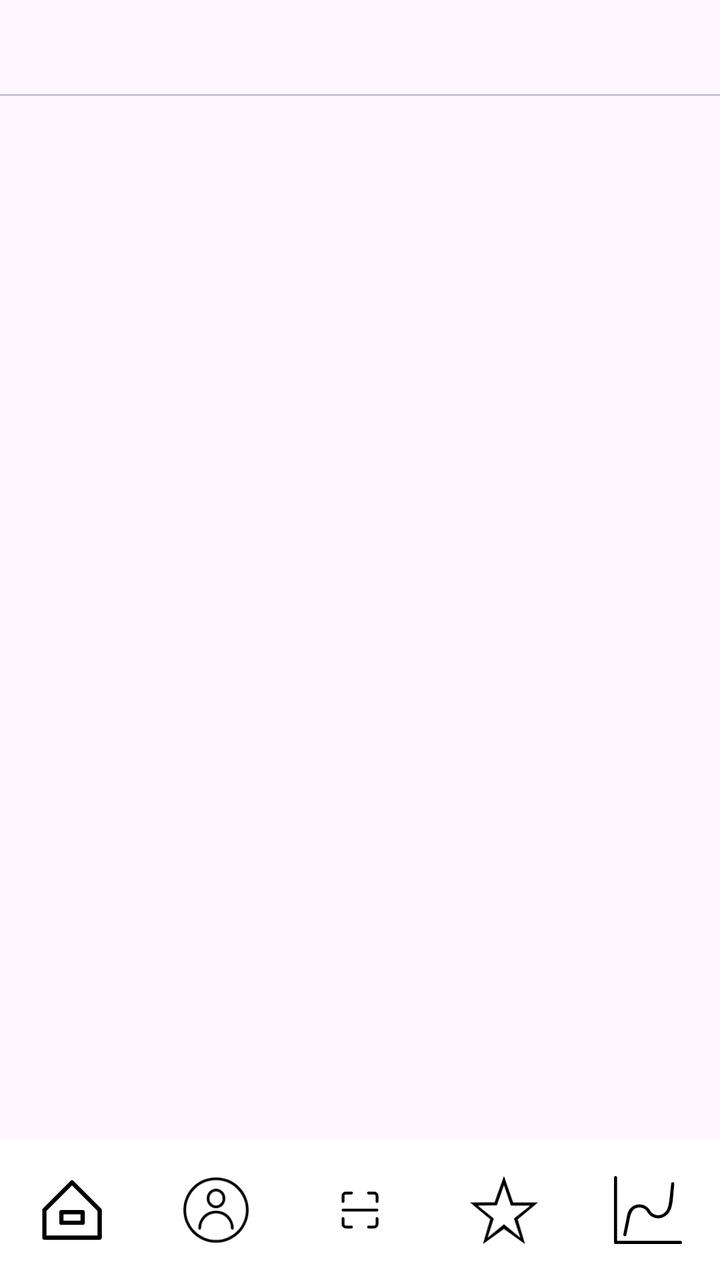
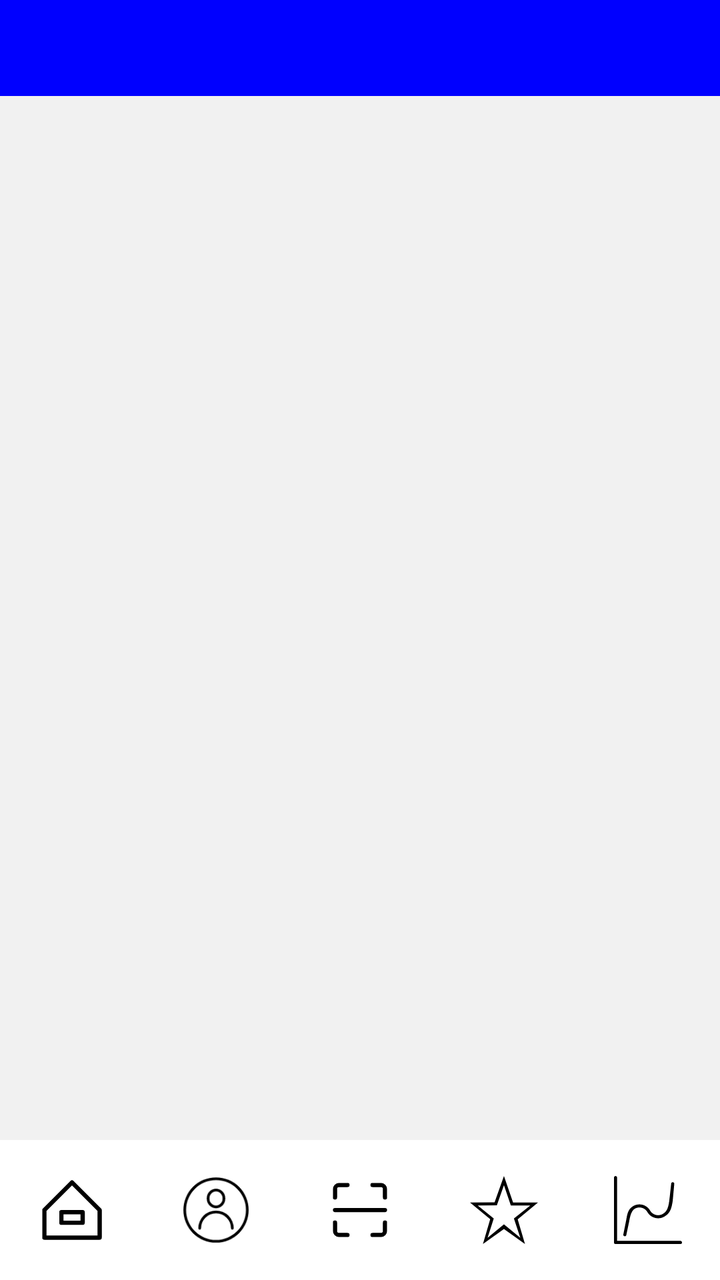

Compare the two renders of this Android layout. The source of the first and the diff that turns it into the second are given below.
<!-- AndroidManifest.xml: application theme Theme.Diplom -->
<!-- res/layout/activity_statistics.xml -->
<?xml version="1.0" encoding="utf-8"?>
<LinearLayout xmlns:android="http://schemas.android.com/apk/res/android"
    xmlns:app="http://schemas.android.com/apk/res-auto"
    android:orientation="vertical"
    android:layout_width="match_parent"
    android:layout_height="match_parent">


    <com.google.android.material.tabs.TabLayout
        android:id="@+id/statsTabLayout"
        android:layout_width="match_parent"
        android:layout_height="wrap_content"
        app:tabIndicatorFullWidth="false"/>


    <androidx.viewpager2.widget.ViewPager2
        android:id="@+id/statsViewPager"
        android:layout_width="match_parent"
        android:layout_height="0dp"
        android:layout_weight="1"/>

    <LinearLayout
        android:id="@+id/bottomBar"
        android:layout_width="match_parent"
        android:layout_height="70dp"
        android:orientation="horizontal"
        android:background="#FFFFFF"
        android:weightSum="5"
        android:gravity="center">

        <ImageView
            android:id="@+id/home"
            android:layout_width="0dp"
            android:layout_height="match_parent"
            android:layout_weight="1"
            android:src="@drawable/home"
            android:padding="18dp"
            android:clickable="true"
            android:focusable="true"/>

        <ImageView
            android:id="@+id/fav"
            android:layout_width="0dp"
            android:layout_height="match_parent"
            android:layout_weight="1"
            android:src="@drawable/person"
            android:padding="18dp"
            android:clickable="true"
            android:focusable="true"/>

        <ImageView
            android:id="@+id/scan"
            android:layout_width="0dp"
            android:layout_height="match_parent"
            android:layout_weight="1"
            android:src="@drawable/code"
            android:padding="18dp"
            android:clickable="true"
            android:focusable="true"/>

        <ImageView
            android:id="@+id/food"
            android:layout_width="0dp"
            android:layout_height="match_parent"
            android:layout_weight="1"
            android:src="@drawable/favor"
            android:padding="18dp"
            android:clickable="true"
            android:focusable="true"/>

        <ImageView
            android:id="@+id/stats"
            android:layout_width="0dp"
            android:layout_height="match_parent"
            android:layout_weight="1"
            android:src="@drawable/stat"
            android:padding="18dp"
            android:clickable="true"
            android:focusable="true"/>
    </LinearLayout>

</LinearLayout>
<!-- resources referenced by this layout -->
<resources>
  <!-- drawable code (drawable) -->
  <vector xmlns:android="http://schemas.android.com/apk/res/android"
      android:width="24dp"
      android:height="24dp"
      android:viewportWidth="24"
      android:viewportHeight="24">
    <path
        android:strokeWidth="1"
        android:pathData="M9,6H7A1,1 0,0 0,6 7V9"
        android:strokeLineJoin="round"
        android:fillColor="#00000000"
        android:strokeColor="#000"
        android:strokeLineCap="round"/>
    <path
        android:strokeWidth="1"
        android:pathData="M15,6h2a1,1 0,0 1,1 1V9"
        android:strokeLineJoin="round"
        android:fillColor="#00000000"
        android:strokeColor="#000"
        android:strokeLineCap="round"/>
    <path
        android:strokeWidth="1"
        android:pathData="M18,15v2a1,1 0,0 1,-1 1H15"
        android:strokeLineJoin="round"
        android:fillColor="#00000000"
        android:strokeColor="#000"
        android:strokeLineCap="round"/>
    <path
        android:strokeWidth="1"
        android:pathData="M9,18H7a1,1 0,0 1,-1 -1V15"
        android:strokeLineJoin="round"
        android:fillColor="#00000000"
        android:strokeColor="#000"
        android:strokeLineCap="round"/>
    <path
        android:strokeWidth="1"
        android:pathData="M6,12L18,12"
        android:strokeLineJoin="round"
        android:fillColor="#00000000"
        android:strokeColor="#000"
        android:strokeLineCap="round"/>
  </vector>
  <!-- drawable favor (drawable) -->
  <vector xmlns:android="http://schemas.android.com/apk/res/android"
      android:width="612dp"
      android:height="612dp"
      android:viewportWidth="612"
      android:viewportHeight="612">
    <path
        android:fillColor="#FF000000"
        android:pathData="M387.67,238.18L305.58,0l-84.43,236.26L0,238.18l181.82,150.94L116.47,612l189.11,-135.31L494.69,612l-65.37,-221.43L612,238.18H387.67zM452.96,556.06L305.58,434.66l-147.38,121.4l55.66,-173.48L69.54,265.66l172.14,-2.14l63.9,-180.4l62.01,182.54h174.86L395.24,382.56L452.96,556.06z"/>
  </vector>
  <!-- drawable home (drawable) -->
  <vector xmlns:android="http://schemas.android.com/apk/res/android"
      android:width="32dp"
      android:height="32dp"
      android:viewportWidth="32"
      android:viewportHeight="32">
    <path
        android:pathData="M29.71,15.29l-13,-13a1,1 0,0 0,-1.42 0l-13,13A1,1 0,0 0,2 16L2,29a1,1 0,0 0,1 1L29,30a1,1 0,0 0,1 -1L30,16A1,1 0,0 0,29.71 15.29ZM28,28L4,28L4,16.41l12,-12 12,12ZM10,17v5a1,1 0,0 0,1 1L21,23a1,1 0,0 0,1 -1L22,17a1,1 0,0 0,-1 -1L11,16A1,1 0,0 0,10 17ZM12,18h8v3L12,21Z"
        android:fillColor="#FF000000"/>
  </vector>
  <!-- drawable person (drawable) -->
  <vector xmlns:android="http://schemas.android.com/apk/res/android"
      android:width="50dp"
      android:height="50dp"
      android:viewportWidth="50"
      android:viewportHeight="50">
    <path
        android:fillColor="#FF000000"
        android:pathData="M25,1A24,24 0,1 0,49 25,24 24,0 0,0 25,1ZM25,47A22,22 0,1 1,47 25,22 22,0 0,1 25,47Z"/>
    <path
        android:fillColor="#FF000000"
        android:pathData="M25,25.41a13,13 0,0 0,-13 13,1 1,0 0,0 2,0 11,11 0,1 1,22 0,1 1,0 0,0 2,0A13,13 0,0 0,25 25.41Z"/>
    <path
        android:fillColor="#FF000000"
        android:pathData="M25,23.71a7,7 0,0 0,6.81 -7.2A7,7 0,0 0,25 9.3a7,7 0,0 0,-6.81 7.21A7,7 0,0 0,25 23.71ZM25,11.3a5,5 0,0 1,4.81 5.21A5,5 0,0 1,25 21.71a5,5 0,0 1,-4.81 -5.2A5,5 0,0 1,25 11.3Z"/>
  </vector>
  <style name="Theme.Diplom" parent="Base.Theme.Diplom" />
  <style name="Base.Theme.Diplom" parent="Theme.Material3.DayNight.NoActionBar">
          
          
      </style>
  <!-- unchanged entries left out for length: 1 -->
</resources>

<!-- the commit's change to res/layout/activity_statistics.xml (unified diff, before → after) -->
@@ -3,6 +3,7 @@
     xmlns:app="http://schemas.android.com/apk/res-auto"
     android:orientation="vertical"
     android:layout_width="match_parent"
+    android:background="#F1F1F1"
     android:layout_height="match_parent">
 
 
@@ -10,6 +11,10 @@
         android:id="@+id/statsTabLayout"
         android:layout_width="match_parent"
         android:layout_height="wrap_content"
+        android:background="#0000FF"
+        app:tabIndicatorColor="#FFFFFF"
+        app:tabTextColor="#BBFFFFFF"
+        app:tabSelectedTextColor="#FFFFFF"
         app:tabIndicatorFullWidth="false"/>
 
 
@@ -54,7 +59,7 @@
             android:layout_height="match_parent"
             android:layout_weight="1"
             android:src="@drawable/code"
-            android:padding="18dp"
+            android:padding="10dp"
             android:clickable="true"
             android:focusable="true"/>
 
<!-- resource entries referenced after the edit -->
@@ -2,41 +2,46 @@
 <resources>
   <!-- drawable code (drawable) -->
   <vector xmlns:android="http://schemas.android.com/apk/res/android"
-      android:width="24dp"
-      android:height="24dp"
-      android:viewportWidth="24"
-      android:viewportHeight="24">
+      android:width="36dp"
+      android:height="36dp"
+      android:viewportWidth="36"
+      android:viewportHeight="36">
+  
     <path
-        android:strokeWidth="1"
-        android:pathData="M9,6H7A1,1 0,0 0,6 7V9"
+        android:strokeWidth="1.5"
+        android:pathData="M13.5,9H10.5A1.5,1.5 0,0 0,9 10.5V13.5"
         android:strokeLineJoin="round"
         android:fillColor="#00000000"
         android:strokeColor="#000"
         android:strokeLineCap="round"/>
+  
     <path
-        android:strokeWidth="1"
-        android:pathData="M15,6h2a1,1 0,0 1,1 1V9"
+        android:strokeWidth="1.5"
+        android:pathData="M22.5,9h3a1.5,1.5 0,0 1,1.5 1.5V13.5"
         android:strokeLineJoin="round"
         android:fillColor="#00000000"
         android:strokeColor="#000"
         android:strokeLineCap="round"/>
+  
     <path
-        android:strokeWidth="1"
-        android:pathData="M18,15v2a1,1 0,0 1,-1 1H15"
+        android:strokeWidth="1.5"
+        android:pathData="M27,22.5v3a1.5,1.5 0,0 1,-1.5 1.5H22.5"
         android:strokeLineJoin="round"
         android:fillColor="#00000000"
         android:strokeColor="#000"
         android:strokeLineCap="round"/>
+  
     <path
-        android:strokeWidth="1"
-        android:pathData="M9,18H7a1,1 0,0 1,-1 -1V15"
+        android:strokeWidth="1.5"
+        android:pathData="M13.5,27H10.5a1.5,1.5 0,0 1,-1.5 -1.5V22.5"
         android:strokeLineJoin="round"
         android:fillColor="#00000000"
         android:strokeColor="#000"
         android:strokeLineCap="round"/>
+  
     <path
-        android:strokeWidth="1"
-        android:pathData="M6,12L18,12"
+        android:strokeWidth="1.5"
+        android:pathData="M9,18L27,18"
         android:strokeLineJoin="round"
         android:fillColor="#00000000"
         android:strokeColor="#000"
@@ -80,8 +85,8 @@
   </vector>
   <style name="Theme.Diplom" parent="Base.Theme.Diplom" />
   <style name="Base.Theme.Diplom" parent="Theme.Material3.DayNight.NoActionBar">
-          
-          
+          <item name="android:statusBarColor">#0000FF</item>
+          <item name="android:windowLightStatusBar">false</item>
       </style>
   <!-- unchanged entries left out for length: 1 -->
 </resources>
